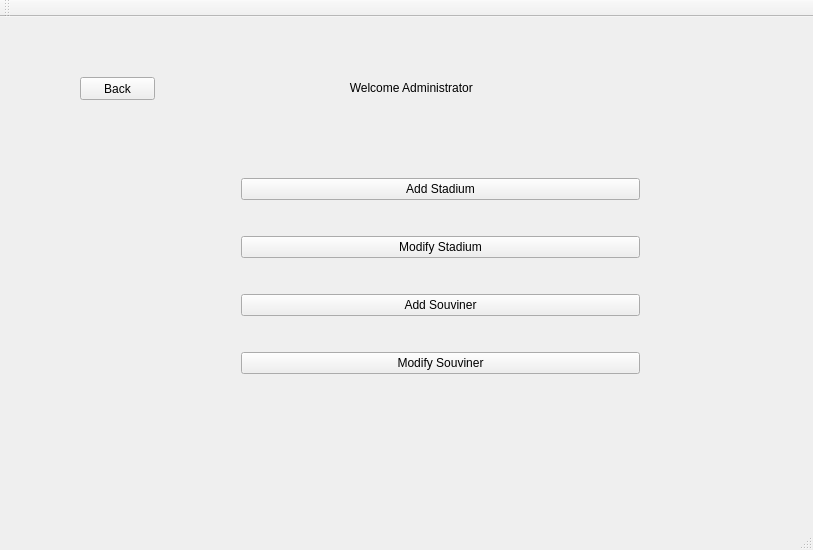
First picture: the form in cs1dproject/mainwindow.ui, repository AustinVaday/CS1D-Class-Project-2, before the edit.
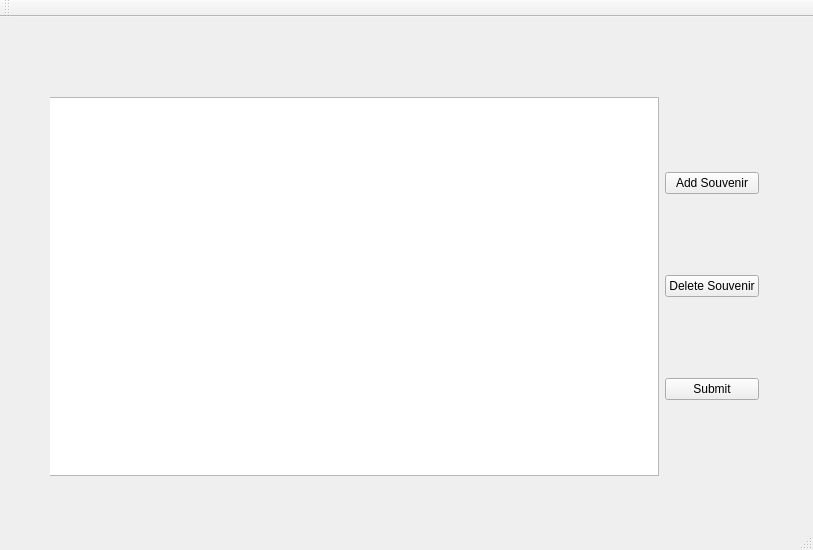
Second picture: the form after the edit. The open tabs and pages were chosen to show the change.

Commit message: This will add a stadium and stay persistent. I cannot add a page for modifying or adding souvenirs. I need help Anthony.

What changed in the file:
```diff
--- a/cs1dproject/mainwindow.ui
+++ b/cs1dproject/mainwindow.ui
@@ -1635,14 +1635,7 @@
        <item>
         <widget class="QPushButton" name="button_addSouviner">
          <property name="text">
-          <string>Add Souviner</string>
-         </property>
-        </widget>
-       </item>
-       <item>
-        <widget class="QPushButton" name="button_modifySouviner">
-         <property name="text">
-          <string>Modify Souviner</string>
+          <string>Manage Souviners</string>
          </property>
         </widget>
        </item>
@@ -1899,6 +1892,48 @@
       </property>
      </widget>
     </widget>
+    <widget class="QWidget" name="page_addSouvenir">
+     <widget class="QWidget" name="horizontalLayoutWidget">
+      <property name="geometry">
+       <rect>
+        <x>-21</x>
+        <y>39</y>
+        <width>741</width>
+        <height>401</height>
+       </rect>
+      </property>
+      <layout class="QHBoxLayout" name="horizontalLayout_adminSouvenirL1">
+       <item>
+        <widget class="QTableView" name="tableView_adminSouviner"/>
+       </item>
+       <item>
+        <layout class="QVBoxLayout" name="verticalLayout_adminSouvenirL2">
+         <item>
+          <widget class="QPushButton" name="pushButton_admin_addSouvenir">
+           <property name="text">
+            <string>Add Souvenir</string>
+           </property>
+          </widget>
+         </item>
+         <item>
+          <widget class="QPushButton" name="pushButton_admin_deleteSouvenir">
+           <property name="text">
+            <string>Delete Souvenir</string>
+           </property>
+          </widget>
+         </item>
+         <item>
+          <widget class="QPushButton" name="pushButton_admin_submit">
+           <property name="text">
+            <string>Submit</string>
+           </property>
+          </widget>
+         </item>
+        </layout>
+       </item>
+      </layout>
+     </widget>
+    </widget>
    </widget>
   </widget>
   <widget class="QMenuBar" name="menuBar">
```
Left out of the diff: 4 changed lines with no effect on the pictures. The commit also changes 10 other files.
